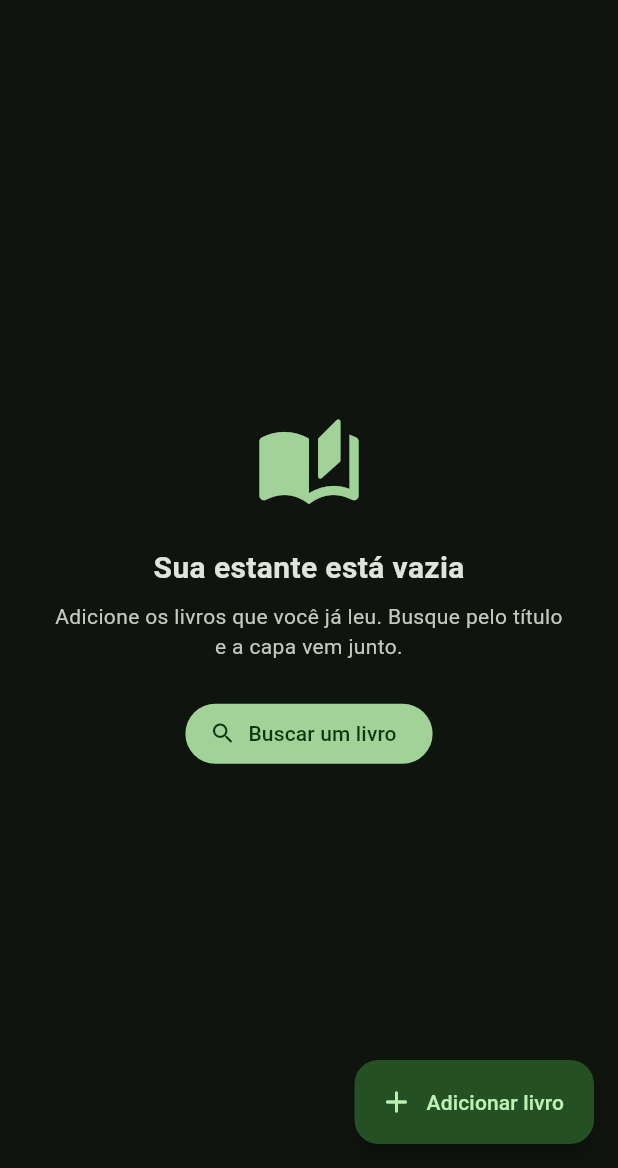
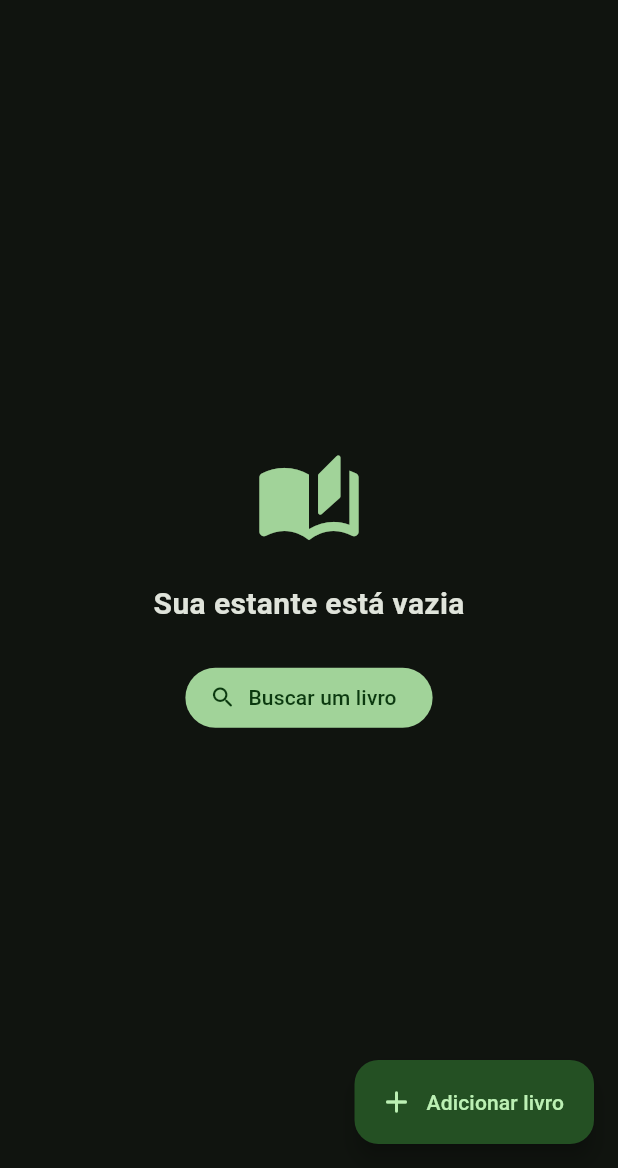
Before and after one commit to gabestk/manuook, a Flutter app: the screen it shows after launch, on a phone screen of 412 x 824 dp, the part 68-1236 px from its top. Run offline on Flutter 3.47's test engine with Material 3 defaults, Android fonts, the phone set to English and light mode, and no system bars; our stand-ins replace cached_network_image, flutter_cache_manager, shared_preferences.

Commit message:
Nome Manuook no celular, seção Livros lidos e estante vazia mais limpa

```diff
--- a/lib/screens/home_screen.dart
+++ b/lib/screens/home_screen.dart
@@ -120,12 +120,6 @@ class _HomeScreenState extends State<HomeScreen> {
             const SizedBox(height: 16),
             const Text('Sua estante está vazia',
                 style: TextStyle(fontSize: 20, fontWeight: FontWeight.w700)),
-            const SizedBox(height: 8),
-            Text(
-              'Adicione os livros que você já leu. Busque pelo título e a capa vem junto.',
-              textAlign: TextAlign.center,
-              style: TextStyle(color: Theme.of(context).colorScheme.onSurfaceVariant),
-            ),
             const SizedBox(height: 24),
             FilledButton.icon(
               onPressed: _openAdd,
@@ -159,7 +153,7 @@ class _HomeScreenState extends State<HomeScreen> {
     }
     if (legacy.isNotEmpty) {
       _sortList(legacy);
-      slivers.add(_header('Lidos antes de $kFirstMonthlyYear', legacy.length,
+      slivers.add(_header('Livros lidos', legacy.length,
           Icons.history_edu_rounded));
       slivers.add(_grid(legacy));
     }
```
Also changed, not shown: 2 other files.
